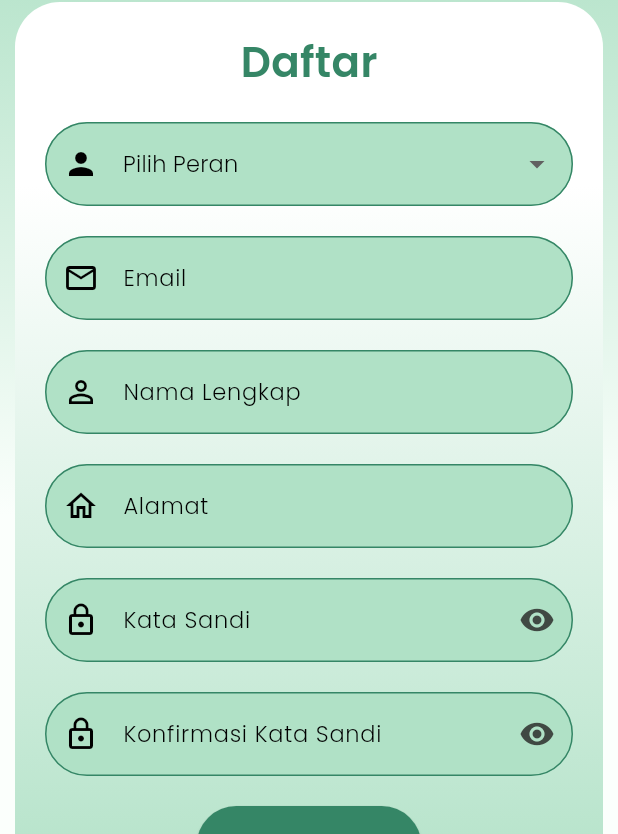
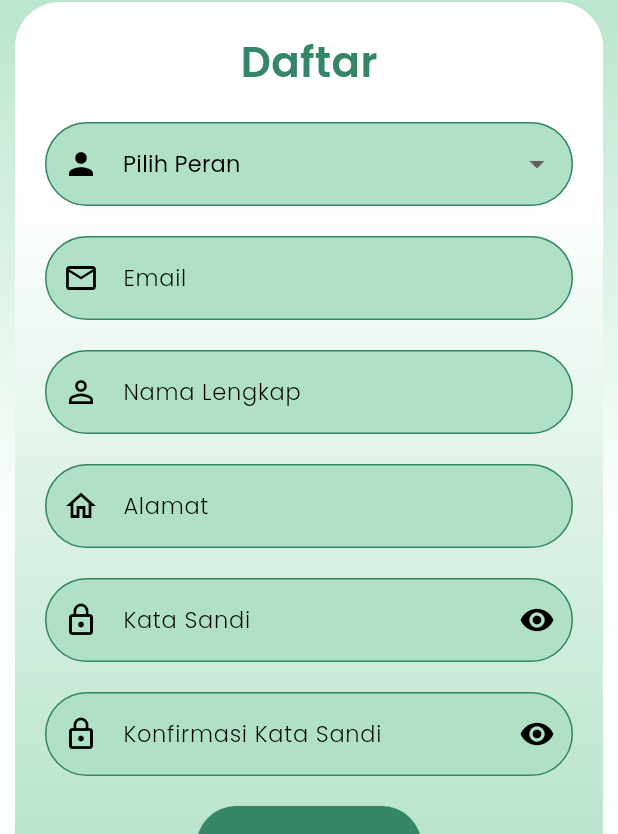
Before and after one commit to fadliaditya06/Geoportal-Mobile, a Flutter app: the RegisterScreen screen opened by its route, on a phone screen of 412 x 824 dp. Shown: the part 313-1147 px from the top of the screen. Run offline on Flutter 3.47's test engine with Material 3 defaults, Android fonts, the phone set to English and light mode, and no system bars; our stand-ins replace awesome_snackbar_content, carousel_slider, cloud_firestore, curved_navigation_bar, firebase_auth, firebase_core and 3 more; accounts and stored records are empty.

Commit message:
Update Feat: Register Screen

```diff
--- a/lib/screens/auth/register_screen.dart
+++ b/lib/screens/auth/register_screen.dart
@@ -1,5 +1,6 @@
 import 'package:flutter/material.dart';
 import 'package:geoportal_mobile/controllers/auth/register_controller.dart';
+import 'package:google_fonts/google_fonts.dart';
 
 class RegisterScreen extends StatefulWidget {
   const RegisterScreen({super.key});
@@ -87,17 +88,24 @@ class _RegisterScreenState extends State<RegisterScreen> {
                       // Dropdown untuk memilih peran
                       DropdownButtonFormField<String>(
                         value: controller.selectedRole,
-                        hint: const Text(
+                        hint: Text(
                           "Pilih Peran",
-                          style: TextStyle(
-                              color: Colors.black, fontSize: 15, fontWeight: FontWeight.w300),
+                          style: GoogleFonts.poppins(
+                            color: Colors.black,
+                            fontSize: 15,
+                            fontWeight: FontWeight.w400,
+                          ),
                         ),
                         items: ['Pengguna', 'Admin'].map((role) {
                           return DropdownMenuItem<String>(
                             value: role,
                             child: Text(
                               role,
-                              style: const TextStyle(color: Colors.black, fontWeight: FontWeight.w300, fontSize: 15),
+                              style: GoogleFonts.poppins(
+                                color: Colors.black,
+                                fontSize: 15,
+                                fontWeight: FontWeight.w400,
+                              ),
                             ),
                           );
                         }).toList(),
@@ -113,8 +121,7 @@ class _RegisterScreenState extends State<RegisterScreen> {
                           return null;
                         },
                         decoration: InputDecoration(
-                          prefixIcon:
-                              const Icon(Icons.person, color: Colors.black),
+                          prefixIcon: const Icon(Icons.person, color: Colors.black),
                           filled: true,
                           fillColor: const Color(0xFFB0E1C6),
                           border: OutlineInputBorder(
@@ -138,8 +145,7 @@ class _RegisterScreenState extends State<RegisterScreen> {
                         controller: controller.emailController,
                         keyboardType: TextInputType.emailAddress,
                         decoration: InputDecoration(
-                          prefixIcon: const Icon(Icons.email_outlined,
-                              color: Colors.black),
+                          prefixIcon: const Icon(Icons.email_outlined, color: Colors.black),
                           labelText: 'Email',
                           labelStyle: const TextStyle(
                             fontSize: 15,
@@ -274,6 +280,7 @@ class _RegisterScreenState extends State<RegisterScreen> {
                             icon: Icon(_isObscure
                                 ? Icons.visibility
                                 : Icons.visibility_off),
+                            color: Colors.black,
                             onPressed: () {
                               setState(() {
                                 _isObscure = !_isObscure;
@@ -323,6 +330,7 @@ class _RegisterScreenState extends State<RegisterScreen> {
                             icon: Icon(_isConfirmObscure
                                 ? Icons.visibility
                                 : Icons.visibility_off),
+                            color: Colors.black,
                             onPressed: () {
                               setState(() {
                                 _isConfirmObscure = !_isConfirmObscure;
```
